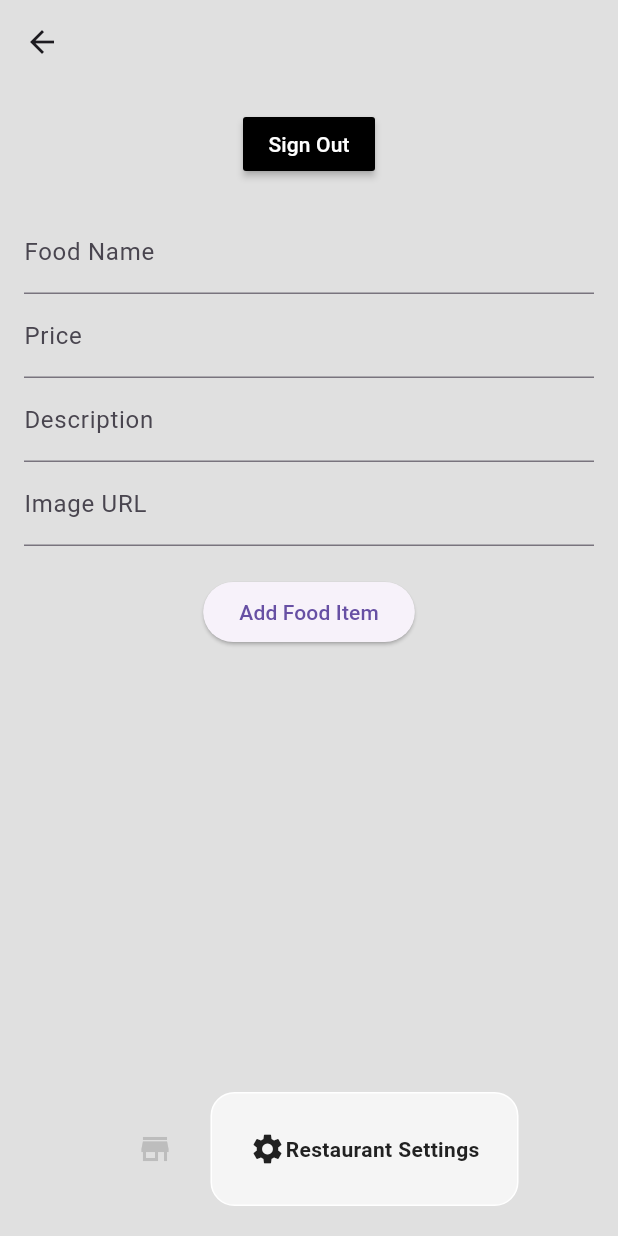
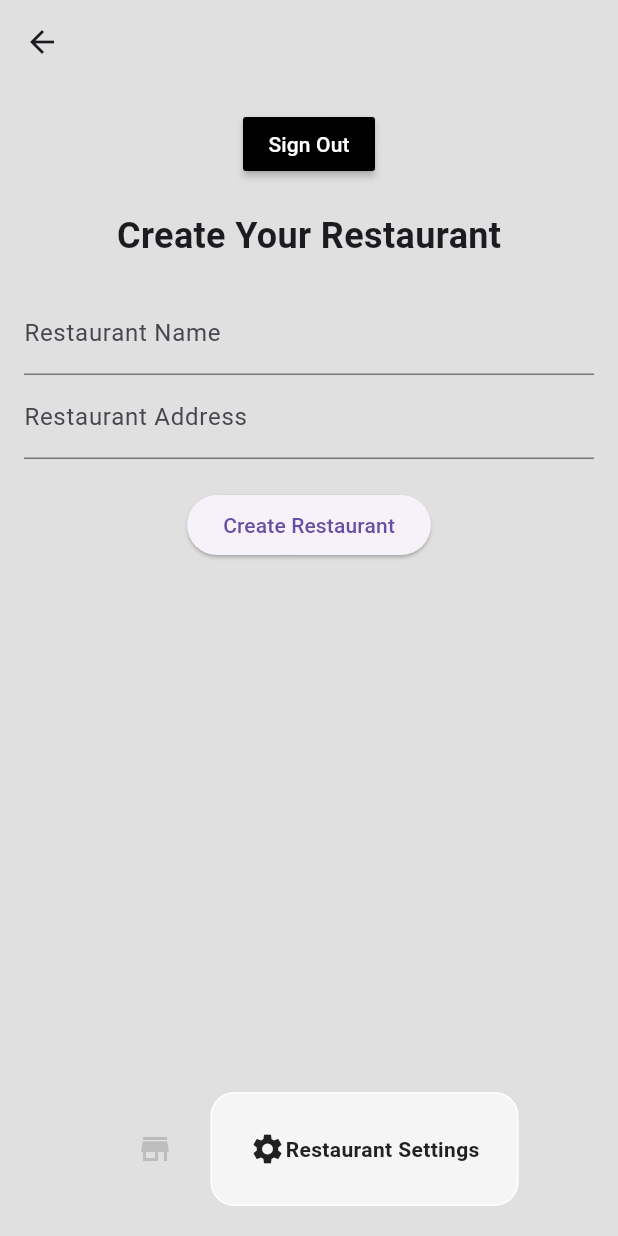
Before and after one commit to AndrewGallovich/TacoPrime, a Flutter app: the RestaurantHomePage screen opened directly, item 2 of the bottom bar chosen, on a phone screen of 412 x 824 dp. Run offline on Flutter 3.47's test engine with Material 3 defaults, Android fonts, the phone set to English and light mode, and no system bars; drawn by our look-alikes of google_nav_bar; our stand-ins replace cloud_firestore, firebase_auth, firebase_core; accounts and stored records are empty.

Commit message:
Added ability for different accounts to each have theor own restaurant with food items. The preview pages shw the food items from the database based on the current account logged in.

```diff
--- a/lib/pages/restaurant_settings_page.dart
+++ b/lib/pages/restaurant_settings_page.dart
@@ -10,22 +10,82 @@ class RestaurantSettingsPage extends StatefulWidget {
 }
 
 class _RestaurantSettingsPageState extends State<RestaurantSettingsPage> {
-  // Text controllers for the form fields.
-  final TextEditingController _nameController = TextEditingController();
-  final TextEditingController _priceController = TextEditingController();
-  final TextEditingController _descriptionController = TextEditingController();
-  final TextEditingController _imageUrlController = TextEditingController();
+  final FirebaseFirestore _firestore = FirebaseFirestore.instance;
+  final String currentUserId = FirebaseAuth.instance.currentUser!.uid;
 
-  final FirebaseFirestore _firestore = FirebaseFirestore.instance;
+  // Controllers for restaurant creation.
+  final TextEditingController _restaurantNameController = TextEditingController();
+  final TextEditingController _restaurantAddressController = TextEditingController();
 
-  // Replace this with the actual restaurant document ID.
-  final String restaurantId = "my_restaurant_id";
+  // Controllers for adding food items.
+  final TextEditingController _foodNameController = TextEditingController();
+  final TextEditingController _foodPriceController = TextEditingController();
+  final TextEditingController _foodDescriptionController = TextEditingController();
+  final TextEditingController _foodImageUrlController = TextEditingController();
 
+  // The restaurant document's ID (if it exists).
+  String? restaurantId;
+  bool _isLoading = true;
+
+  @override
+  void initState() {
+    super.initState();
+    _loadRestaurant();
+  }
+
+  // Query Firestore to check if a restaurant exists for the current user.
+  Future<void> _loadRestaurant() async {
+    final querySnapshot = await _firestore
+        .collection('restaurants')
+        .where('ownerId', isEqualTo: currentUserId)
+        .limit(1)
+        .get();
+
+    if (querySnapshot.docs.isNotEmpty) {
+      setState(() {
+        restaurantId = querySnapshot.docs.first.id;
+        _isLoading = false;
+      });
+    } else {
+      setState(() {
+        restaurantId = null;
+        _isLoading = false;
+      });
+    }
+  }
+
+  // Create a new restaurant document with an auto-generated ID.
+  Future<void> _createRestaurant() async {
+    if (_restaurantNameController.text.isEmpty || _restaurantAddressController.text.isEmpty) {
+      ScaffoldMessenger.of(context).showSnackBar(
+        const SnackBar(content: Text("Please fill in restaurant name and address")),
+      );
+      return;
+    }
+
+    DocumentReference docRef = await _firestore.collection('restaurants').add({
+      'name': _restaurantNameController.text,
+      'address': _restaurantAddressController.text,
+      'ownerId': currentUserId,
+      'createdAt': FieldValue.serverTimestamp(),
+    });
+    setState(() {
+      restaurantId = docRef.id;
+    });
+
+    ScaffoldMessenger.of(context).showSnackBar(
+      const SnackBar(content: Text("Restaurant created")),
+    );
+  }
+
+  // Add a food item to the restaurant's subcollection.
   Future<void> _addFoodItem() async {
-    double? price = double.tryParse(_priceController.text);
-    if (price == null) {
+    if (restaurantId == null) return;
+
+    double? price = double.tryParse(_foodPriceController.text);
+    if (_foodNameController.text.isEmpty || price == null) {
       ScaffoldMessenger.of(context).showSnackBar(
-        const SnackBar(content: Text("Please enter a valid price")),
+        const SnackBar(content: Text("Please enter a valid food name and price")),
       );
       return;
     }
@@ -35,18 +95,18 @@ class _RestaurantSettingsPageState extends State<RestaurantSettingsPage> {
         .doc(restaurantId)
         .collection('foodItems')
         .add({
-      'name': _nameController.text,
+      'name': _foodNameController.text,
       'price': price,
-      'description': _descriptionController.text,
-      'imageUrl': _imageUrlController.text,
+      'description': _foodDescriptionController.text,
+      'imageUrl': _foodImageUrlController.text,
       'createdAt': FieldValue.serverTimestamp(),
     });
 
-    // Clear the input fields after adding.
-    _nameController.clear();
-    _priceController.clear();
-    _descriptionController.clear();
-    _imageUrlController.clear();
+    // Clear the input fields.
+    _foodNameController.clear();
+    _foodPriceController.clear();
+    _foodDescriptionController.clear();
+    _foodImageUrlController.clear();
 
     ScaffoldMessenger.of(context).showSnackBar(
       const SnackBar(content: Text("Food item added")),
@@ -55,6 +115,10 @@ class _RestaurantSettingsPageState extends State<RestaurantSettingsPage> {
 
   @override
   Widget build(BuildContext context) {
+    if (_isLoading) {
+      return const Center(child: CircularProgressIndicator());
+    }
+
     return SingleChildScrollView(
       child: Padding(
         padding: const EdgeInsets.all(16.0),
@@ -69,22 +133,48 @@ class _RestaurantSettingsPageState extends State<RestaurantSettingsPage> {
               child: const Text('Sign Out', style: TextStyle(color: Colors.white)),
             ),
             const SizedBox(height: 20),
-            // Form for adding food items.
+            // If restaurant doesn't exist, show form to create it.
+            if (restaurantId == null) ...[
+              const Text(
+                'Create Your Restaurant',
+                style: TextStyle(fontWeight: FontWeight.bold, fontSize: 24),
+              ),
+              const SizedBox(height: 20),
               TextField(
-              controller: _nameController,
+                controller: _restaurantNameController,
+                decoration: const InputDecoration(labelText: 'Restaurant Name'),
+              ),
+              TextField(
+                controller: _restaurantAddressController,
+                decoration: const InputDecoration(labelText: 'Restaurant Address'),
+              ),
+              const SizedBox(height: 20),
+              ElevatedButton(
+                onPressed: _createRestaurant,
+                child: const Text("Create Restaurant"),
+              ),
+            ] else ...[
+              // Once the restaurant exists, show form to add food items.
+              const Text(
+                'Add Food Items',
+                style: TextStyle(fontWeight: FontWeight.bold, fontSize: 24),
+              ),
+              const SizedBox(height: 20),
+              TextField(
+                controller: _foodNameController,
                 decoration: const InputDecoration(labelText: 'Food Name'),
               ),
               TextField(
-              controller: _priceController,
+                controller: _foodPriceController,
                 decoration: const InputDecoration(labelText: 'Price'),
                 keyboardType: TextInputType.number,
               ),
               TextField(
-              controller: _descriptionController,
+                controller: _foodDescriptionController,
                 decoration: const InputDecoration(labelText: 'Description'),
               ),
               TextField(
-              controller: _imageUrlController,
+                controller: _foodImageUrlController,
                 decoration: const InputDecoration(labelText: 'Image URL'),
               ),
               const SizedBox(height: 20),
@@ -93,6 +183,7 @@ class _RestaurantSettingsPageState extends State<RestaurantSettingsPage> {
                 child: const Text("Add Food Item"),
               ),
             ],
+          ],
         ),
       ),
     );
```
Also changed, not shown: lib/pages/restaurant_preview_page.dart (+52 -14 lines). Lines whose indentation alone changed are shown as unchanged.
